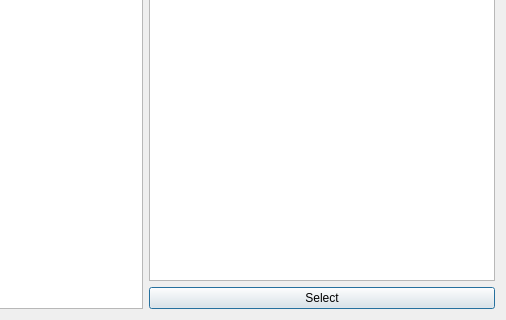
Above: BasketBallSystem/fileexplorer.ui from ohadharel1/BasketBallSystem before the change; both pictures show x 386 to 892 and y 110 to 430 of the 892 by 430 pixel window. Below: the same form after it.
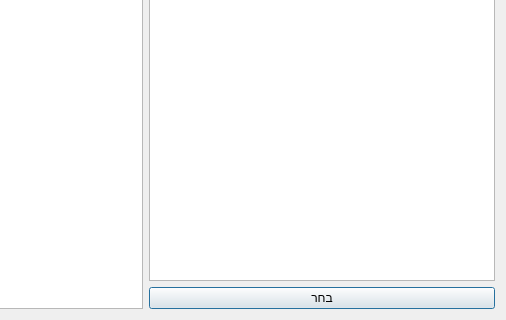
That is the form after the change.

```diff
--- a/BasketBallSystem/fileexplorer.ui
+++ b/BasketBallSystem/fileexplorer.ui
@@ -13,14 +13,14 @@
   <property name="windowTitle">
    <string>Dialog</string>
   </property>
-  <layout class="QGridLayout" name="gridLayout" columnstretch="3,2,0">
+  <layout class="QGridLayout" name="gridLayout" columnstretch="3,2">
    <item row="0" column="1">
     <widget class="QListView" name="fileExplorerListView"/>
    </item>
    <item row="1" column="1">
     <widget class="QPushButton" name="fileExplorerSelectBtn">
      <property name="text">
-      <string>Select</string>
+      <string>בחר</string>
      </property>
     </widget>
    </item>
```
